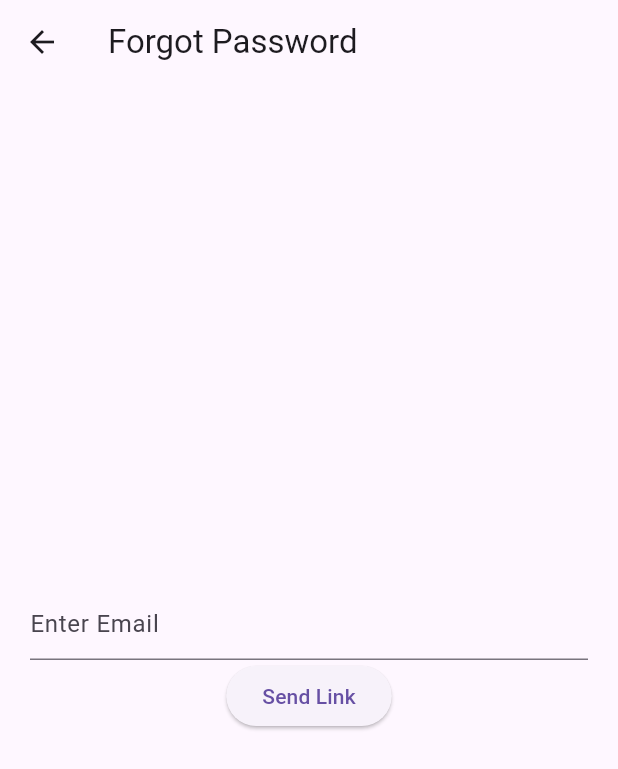
After one commit to alissyaa/katahari, a Flutter app: the screen it shows after launch, after a tap on "Forgot Password?", on a phone screen of 412 x 824 dp. The commit adds this screen. Shown: the top 769 px of the screen. Run offline on Flutter 3.47's test engine with Material 3 defaults, Android fonts, the phone set to English and light mode, and no system bars; our stand-ins replace firebase_auth, firebase_core, get; accounts and stored records are empty; network calls fail.

Commit message:
sign up and forgot password

```diff
--- a/lib/main.dart
+++ b/lib/main.dart
@@ -1,5 +1,6 @@
 import 'package:flutter/material.dart';
 import 'package:firebase_core/firebase_core.dart';
+import 'package:get/get.dart';
 import 'package:katahari/wrapper.dart';
 
 void main() async {
@@ -14,7 +15,7 @@ class MyApp extends StatelessWidget {
   // This widget is the root of your application.
   @override
   Widget build(BuildContext context) {
-    return MaterialApp(
+    return GetMaterialApp(
       debugShowCheckedModeBanner: false,
       home: Wrapper(),
     );
--- /dev/null
+++ b/lib/pages/forgot_page.dart
@@ -0,0 +1,40 @@
+import 'package:flutter/material.dart';
+import 'package:firebase_auth/firebase_auth.dart';
+
+class ForgotPage extends StatefulWidget {
+  const ForgotPage({super.key});
+
+  @override
+  State<ForgotPage> createState() => _ForgotPageState();
+}
+
+class _ForgotPageState extends State<ForgotPage> {
+
+  TextEditingController emailController = TextEditingController();
+
+  reset() async {
+    await FirebaseAuth.instance.sendPasswordResetEmail(
+      email: emailController.text,
+    );
+  }
+
+  @override
+  Widget build(BuildContext context) {
+    return Scaffold(
+        appBar: AppBar(title: Text("Forgot Password"),),
+        body: Padding(
+          padding: const EdgeInsets.all(20.0),
+          child: Column(
+            mainAxisAlignment: MainAxisAlignment.center,
+            children: [
+              TextField(
+                controller: emailController,
+                decoration: InputDecoration(hintText: 'Enter Email'),
+              ),
+              ElevatedButton(onPressed: (()=>reset()), child: Text("Send Link"),),
+            ],
+          ),
+        )
+    );
+  }
+}
--- a/lib/pages/login_page.dart
+++ b/lib/pages/login_page.dart
@@ -1,5 +1,8 @@
 import 'package:flutter/material.dart';
 import 'package:firebase_auth/firebase_auth.dart';
+import 'package:get/get.dart';
+import 'package:katahari/pages/forgot_page.dart';
+import 'package:katahari/pages/signup_page.dart';
 
 class LoginPage extends StatefulWidget {
   const LoginPage({super.key});
@@ -38,7 +41,11 @@ class _LoginPageState extends State<LoginPage> {
             decoration: InputDecoration(hintText: 'Enter Password'),
           ),
 
-          ElevatedButton(onPressed: (()=>signIn()), child: Text("Login"),),
+          ElevatedButton(onPressed: (()=>signIn()), child: Text("Login")),
+          SizedBox(height: 30,),
+          ElevatedButton(onPressed: (()=>Get.to(SignupPage())), child: Text("Register Now")),
+          SizedBox(height: 30,),
+          ElevatedButton(onPressed: (()=>Get.to(ForgotPage())), child: Text("Forgot Password?")),
         ],
         ),
       )
--- a/pubspec.yaml
+++ b/pubspec.yaml
@@ -38,6 +38,7 @@ dependencies:
   go_router: ^16.2.5
   flutter_svg: ^2.2.1
   firebase_auth: ^6.1.1
+  get: ^4.7.2
 
 dev_dependencies:
   flutter_test:
```
Also changed, not shown: lib/pages/signup_page.dart (+49 -0 lines), pubspec.lock.
